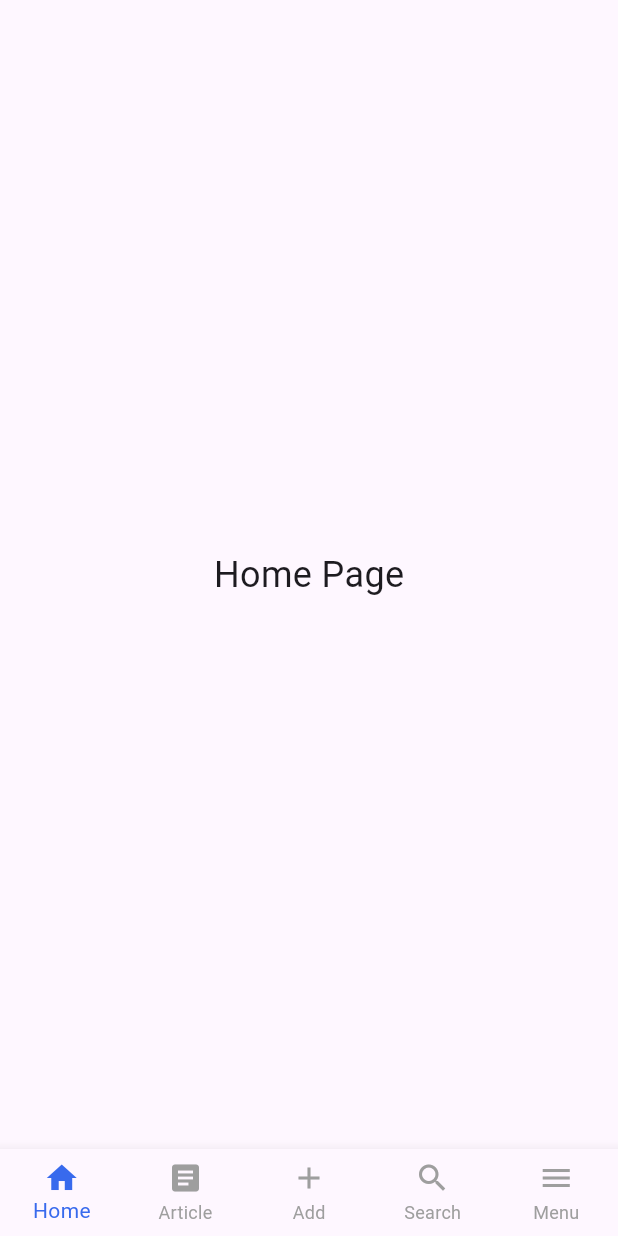
After one commit to ClarenceLaria/blog_club, a Flutter app: the NavigationBarWidget screen opened directly, on a phone screen of 412 x 824 dp. The commit adds this screen. Run offline on Flutter 3.47's test engine with Material 3 defaults, Android fonts, the phone set to English and light mode, and no system bars; our stand-ins replace sliding_up_panel, smooth_page_indicator.

Commit message:
Navigation Bar updates

```diff
--- a/lib/auth_form.dart
+++ b/lib/components/auth_form.dart
@@ -1,5 +1,6 @@
 import 'package:flutter/material.dart';
 import 'package:sliding_up_panel/sliding_up_panel.dart';
+import 'package:blog_club/components/navigation_bar.dart';
 
 class AuthForm extends StatefulWidget {
   const AuthForm({super.key, required this.onOpen});
@@ -76,7 +77,7 @@ class _AuthFormState extends State<AuthForm> {
                   ),
                   child: Padding(
                     padding: const EdgeInsets.all(20),
-                    child: selectedTab == 'Login' ? Column(crossAxisAlignment: CrossAxisAlignment.start, children: _buildLoginFields(togglePasswordVisibility, passwordVisible)) : Column(crossAxisAlignment: CrossAxisAlignment.start, children: _buildSignUpFields(togglePasswordVisibility, passwordVisible)),
+                    child: selectedTab == 'Login' ? Column(crossAxisAlignment: CrossAxisAlignment.start, children: _buildLoginFields(togglePasswordVisibility, passwordVisible, context)) : Column(crossAxisAlignment: CrossAxisAlignment.start, children: _buildSignUpFields(togglePasswordVisibility, passwordVisible)),
                   )
                 ),
               ),
@@ -87,7 +88,7 @@ class _AuthFormState extends State<AuthForm> {
   }
 }
 
-List<Widget> _buildLoginFields(void Function() togglePasswordVisibility, bool passwordVisible) {
+List<Widget> _buildLoginFields(void Function() togglePasswordVisibility, bool passwordVisible, BuildContext context) {
   return [
     const Text(
       'Welcome back',
@@ -121,7 +122,12 @@ List<Widget> _buildLoginFields(void Function() togglePasswordVisibility, bool pa
     SizedBox(
       width: double.infinity,
       child: TextButton(
-        onPressed: () {},
+        onPressed: () {
+          Navigator.push(
+            context,
+            MaterialPageRoute(builder: (context) => const NavigationBarWidget()),
+          );
+        },
         style: TextButton.styleFrom(
           shape: const RoundedRectangleBorder(
             borderRadius: BorderRadius.all(Radius.circular(10))
--- a/lib/landing.dart
+++ b/lib/components/landing.dart
@@ -1,5 +1,5 @@
 import 'package:flutter/material.dart';
-import 'package:blog_club/auth_form.dart';
+import 'package:blog_club/components/auth_form.dart';
 
 class Landing extends StatefulWidget {
   const Landing({super.key});
--- /dev/null
+++ b/lib/components/navigation_bar.dart
@@ -0,0 +1,69 @@
+import 'package:flutter/material.dart';
+
+class NavigationBarWidget extends StatefulWidget {
+  const NavigationBarWidget({super.key});
+
+  @override
+  State<NavigationBarWidget> createState() {
+    return _NavigationBarState();
+  }
+}
+
+class _NavigationBarState extends State<NavigationBarWidget> {
+  _NavigationBarState();
+
+  int _selectedIndex = 0;
+
+  // List of pages corresponding to each tab
+  final List<Widget> _pages = [
+    const Center(child: Text('Home Page', style: TextStyle(fontSize: 24))),
+    const Center(child: Text('Article Page', style: TextStyle(fontSize: 24))),
+    const Center(child: Text('Add Page', style: TextStyle(fontSize: 24))),
+    const Center(child: Text('Search Page', style: TextStyle(fontSize: 24))),
+    const Center(child: Text('Menu Page', style: TextStyle(fontSize: 24))),
+  ];
+
+  void _onItemTapped(int index) {
+    setState(() {
+      _selectedIndex = index;
+    });
+  }
+
+  @override
+  Widget build (BuildContext context){
+    return Scaffold(
+      body: _pages[_selectedIndex],
+      bottomNavigationBar: BottomNavigationBar(
+        currentIndex: _selectedIndex,
+        onTap: _onItemTapped,
+        type: BottomNavigationBarType.fixed,
+        selectedItemColor: const Color.fromARGB(255, 56, 106, 237),
+        unselectedItemColor: Colors.grey,
+        showUnselectedLabels: true,
+
+        items: const <BottomNavigationBarItem>[
+          BottomNavigationBarItem(
+            icon: Icon(Icons.home),
+            label: 'Home',
+          ),
+          BottomNavigationBarItem(
+            icon: Icon(Icons.article),
+            label: 'Article',
+          ),
+          BottomNavigationBarItem(
+            icon: Icon(Icons.add),
+            label: 'Add',
+          ),
+          BottomNavigationBarItem(
+            icon: Icon(Icons.search),
+            label: 'Search',
+          ),
+          BottomNavigationBarItem(
+            icon: Icon(Icons.menu),
+            label: 'Menu',
+          ),
+        ],
+      ),
+    );
+  }
+}
--- a/lib/on_boarding.dart
+++ b/lib/components/on_boarding.dart
@@ -1,7 +1,7 @@
 import 'package:flutter/material.dart';
 import 'package:smooth_page_indicator/smooth_page_indicator.dart';
 import 'package:blog_club/constants/on_boarding_data.dart';
-import 'package:blog_club/landing.dart';
+import 'package:blog_club/components/landing.dart';
 
 class OnBoarding extends StatefulWidget {
   const OnBoarding({super.key});
--- a/lib/main.dart
+++ b/lib/main.dart
@@ -1,5 +1,5 @@
 import 'package:flutter/material.dart';
-import 'package:blog_club/on_boarding.dart';
+import 'package:blog_club/components/on_boarding.dart';
 
 void main() {
   runApp(MyApp());
```
